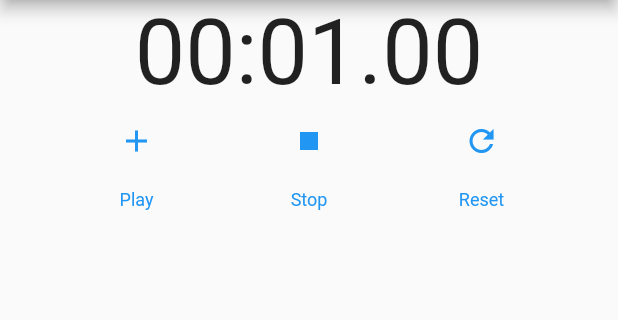
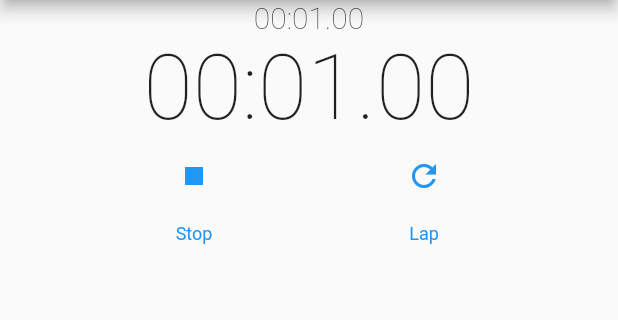
Before and after one commit to justincbeck/flutter_stopwatch, a Flutter app: the screen it shows after launch, after a tap on the "add" icon, on a phone screen of 412 x 824 dp, the part 84-404 px from its top. Run offline on Flutter 3.47's test engine with Material 2 defaults, Android fonts, the phone set to English and light mode, and no system bars; our stand-ins replace logger.

Commit message:
add ability to list lap times

```diff
--- a/lib/notifiers/stop_watch_notifier.dart
+++ b/lib/notifiers/stop_watch_notifier.dart
@@ -13,11 +13,34 @@ class StopWatchNotifier with ChangeNotifier {
   }
 
   getTime() {
-    num currentMillis = _getTotalMillis();
-    num hours = (currentMillis / (60 * 60 * 1000)).floor() % 24;
-    num minutes = (currentMillis / (60 * 1000)).floor() % 60;
-    num seconds = (currentMillis / 1000).floor() % 60;
-    num millis = currentMillis % 60;
+    return _formatTime(_getTotalMillis());
+  }
+
+  getLapTime() {
+    return _formatTime(_getLapMillis());
+  }
+
+  List<String> getLaps() {
+    return _stopWatch.laps.map((lap) => _formatTime(lap)).toList();
+  }
+
+  String _pad(num number) {
+    return number < 10 ? "0$number" : number.toString();
+  }
+
+  _getTotalMillis() {
+    return _stopWatch.totalMillis;
+  }
+
+  _getLapMillis() {
+    return _stopWatch.lapMillis;
+  }
+
+  String _formatTime(timeInMillis) {
+    num hours = (timeInMillis / (60 * 60 * 1000)).floor() % 24;
+    num minutes = (timeInMillis / (60 * 1000)).floor() % 60;
+    num seconds = (timeInMillis / 1000).floor() % 60;
+    num millis = timeInMillis % 60;
 
     String paddedHours = _pad(hours);
     String paddedMinutes = _pad(minutes);
@@ -28,18 +51,6 @@ class StopWatchNotifier with ChangeNotifier {
       return "$paddedHours:$paddedMinutes:$paddedSeconds";
     }
     return "$paddedMinutes:$paddedSeconds.$paddedMillis";
-  }
-
-  String _pad(num number) {
-    if (number < 10) {
-      return "0$number";
-    } else {
-      return number.toString();
-    }
-  }
-
-  _getTotalMillis() {
-    return _stopWatch.totalMillis;
   }
 
   start() {
@@ -71,6 +82,7 @@ class StopWatchNotifier with ChangeNotifier {
   reset() {
     _stopWatch.totalMillis = 0;
     _stopWatch.lapMillis = 0;
+    _stopWatch.laps = [];
     notifyListeners();
   }
 }
--- a/lib/screens/home_screen.dart
+++ b/lib/screens/home_screen.dart
@@ -21,17 +21,37 @@ class _HomeScreenState extends State<HomeScreen> {
         ),
         body: Column(
           children: [
-            Row(mainAxisAlignment: MainAxisAlignment.center, children: [
-              Text(stopWatchNotifier.getTime(), style: const TextStyle(fontSize: 60)),
+            Column(mainAxisAlignment: MainAxisAlignment.center, children: [
+              Text(stopWatchNotifier.getLapTime(), style: const TextStyle(fontSize: 20, fontWeight: FontWeight.w200)),
+              Text(stopWatchNotifier.getTime(), style: const TextStyle(fontSize: 60, fontWeight: FontWeight.w200)),
             ]),
-            Row(mainAxisAlignment: MainAxisAlignment.spaceEvenly, children: [
-              _buildButtonColumn(stopWatchNotifier.start, const Icon(Icons.add, color: Colors.blue), 'Play'),
-              _buildButtonColumn(stopWatchNotifier.stop, const Icon(Icons.stop, color: Colors.blue), 'Stop'),
-              _buildButtonColumn(stopWatchNotifier.reset, const Icon(Icons.refresh, color: Colors.blue), 'Reset'),
-            ])
+            Row(mainAxisAlignment: MainAxisAlignment.spaceEvenly, children: _buildButtonColumns(stopWatchNotifier)),
+            ListView.builder(
+                shrinkWrap: true,
+                itemCount: stopWatchNotifier.getLaps().length,
+                itemBuilder: (BuildContext context, int index) {
+                  return SizedBox(
+                    height: 50,
+                    child: Center(child: Text(stopWatchNotifier.getLaps()[index].toString())),
+                  );
+                }),
           ],
         ));
   }
+}
+
+List<Column> _buildButtonColumns(StopWatchNotifier stopWatchNotifier) {
+  List<Column> buttons = [];
+
+  if (stopWatchNotifier.isRunning()) {
+    buttons.add(_buildButtonColumn(stopWatchNotifier.stop, const Icon(Icons.stop, color: Colors.blue), 'Stop'));
+    buttons.add(_buildButtonColumn(stopWatchNotifier.lap, const Icon(Icons.refresh, color: Colors.blue), 'Lap'));
+  } else {
+    buttons.add(_buildButtonColumn(stopWatchNotifier.start, const Icon(Icons.add, color: Colors.blue), 'Play'));
+    buttons.add(_buildButtonColumn(stopWatchNotifier.reset, const Icon(Icons.refresh, color: Colors.blue), 'Reset'));
+  }
+
+  return buttons;
 }
 
 Column _buildButtonColumn(Function action, Icon icon, String label) {
```
